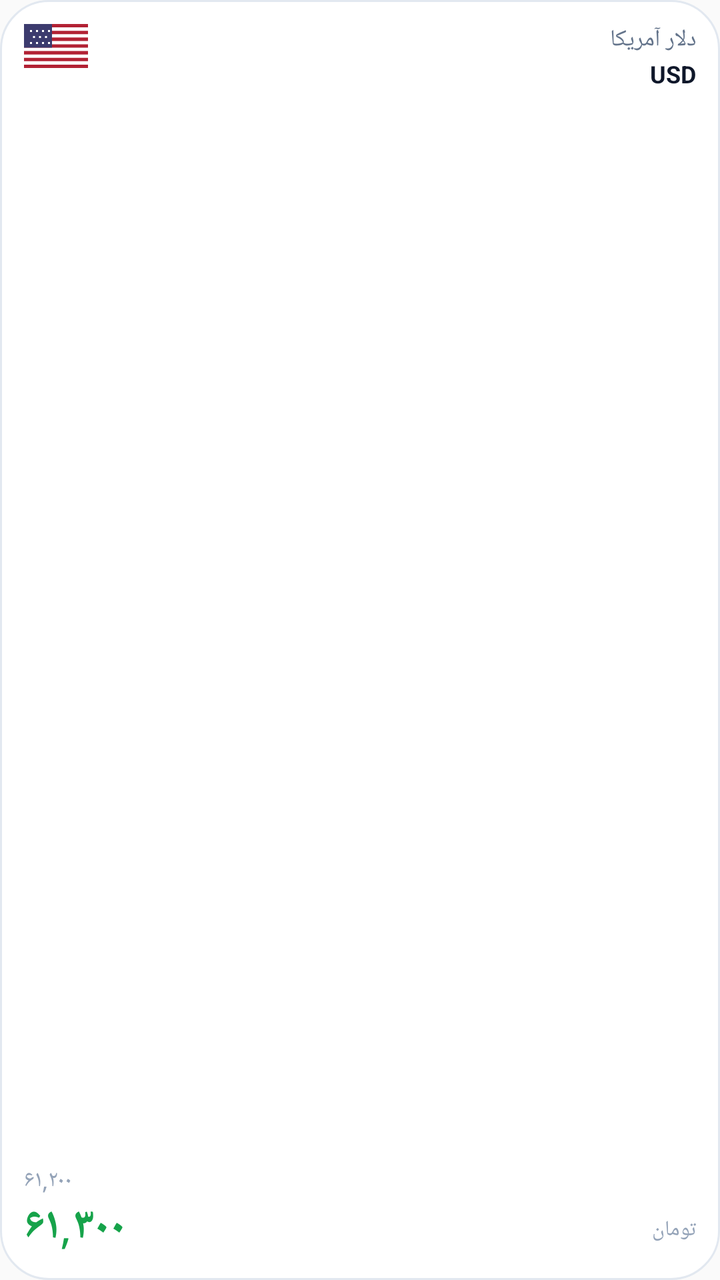
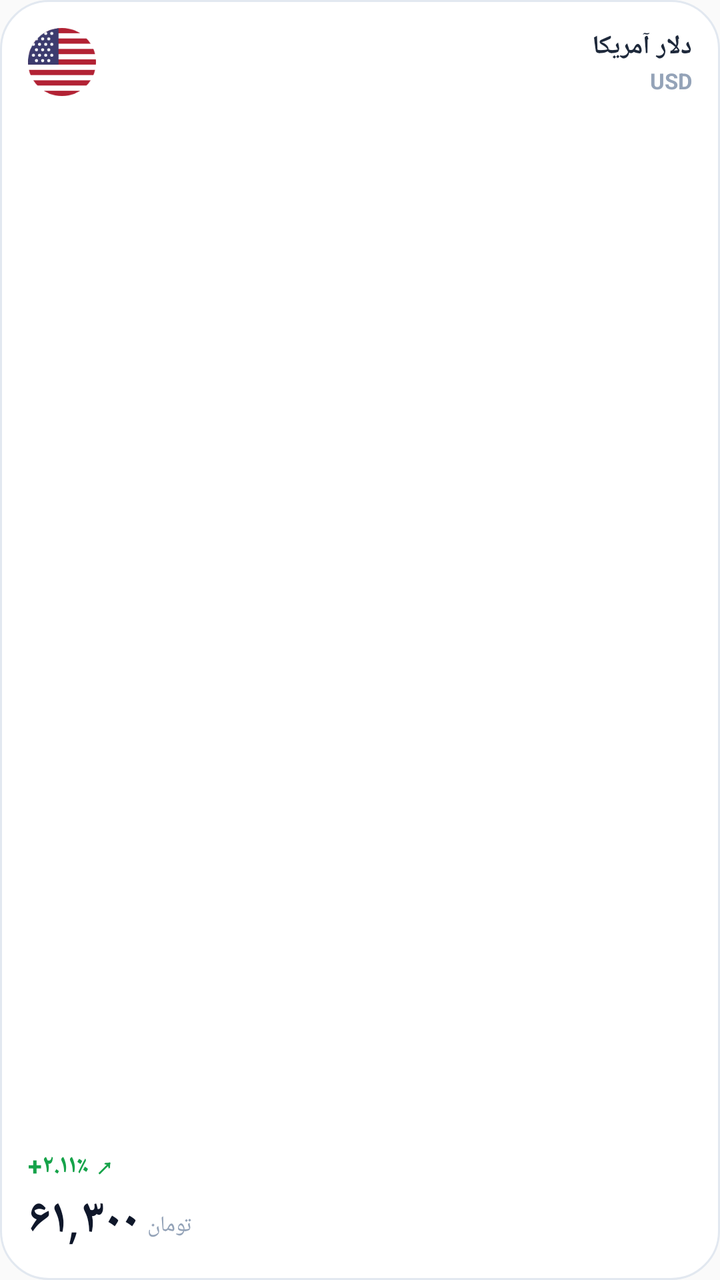

Before-and-after screenshots of an Android layout around one commit, followed by the original layout XML and the change that was made.
<!-- AndroidManifest.xml: application theme AppTheme -->
<!-- res/layout/widget_kgold.xml -->
<?xml version="1.0" encoding="utf-8"?>
<LinearLayout xmlns:android="http://schemas.android.com/apk/res/android"
    android:id="@+id/widget_root"
    android:layout_width="match_parent"
    android:layout_height="match_parent"
    android:background="@drawable/widget_bg_white"
    android:orientation="vertical"
    android:padding="12dp">

    
    <LinearLayout
        android:layout_width="match_parent"
        android:layout_height="wrap_content"
        android:gravity="top"
        android:orientation="horizontal">

        
        <ImageView
            android:id="@+id/widget_icon"
            android:layout_width="32dp"
            android:layout_height="22dp"
            android:scaleType="fitCenter"
            android:src="@drawable/widget_flag_usa" />

        
        <LinearLayout
            android:layout_width="0dp"
            android:layout_height="wrap_content"
            android:layout_marginStart="6dp"
            android:layout_weight="1"
            android:gravity="end|right"
            android:orientation="vertical">

            <TextView
                android:id="@+id/widget_name"
                android:layout_width="wrap_content"
                android:layout_height="wrap_content"
                android:ellipsize="end"
                android:maxLines="1"
                android:text="دلار آمریکا"
                android:textColor="#64748B"
                android:textSize="11.5sp" />

            <TextView
                android:id="@+id/widget_code"
                android:layout_width="wrap_content"
                android:layout_height="wrap_content"
                android:layout_marginTop="1dp"
                android:text="USD"
                android:textColor="#0F172A"
                android:textSize="12sp"
                android:textStyle="bold" />
        </LinearLayout>
    </LinearLayout>

    
    <View
        android:layout_width="match_parent"
        android:layout_height="0dp"
        android:layout_weight="1" />

    
    <LinearLayout
        android:layout_width="match_parent"
        android:layout_height="wrap_content"
        android:gravity="bottom"
        android:orientation="horizontal">

        <LinearLayout
            android:layout_width="0dp"
            android:layout_height="wrap_content"
            android:layout_weight="1"
            android:gravity="start|left"
            android:orientation="vertical">

            
            <TextView
                android:id="@+id/widget_prev_price"
                android:layout_width="wrap_content"
                android:layout_height="wrap_content"
                android:text="۶۱,۲۰۰"
                android:textColor="#94A3B8"
                android:textSize="11.5sp" />

            
            <TextView
                android:id="@+id/widget_price"
                android:layout_width="wrap_content"
                android:layout_height="wrap_content"
                android:includeFontPadding="false"
                android:text="۶۱,۳۰۰"
                android:textColor="#16A34A"
                android:textSize="22sp"
                android:textStyle="bold" />
        </LinearLayout>

        
        <TextView
            android:id="@+id/widget_unit"
            android:layout_width="wrap_content"
            android:layout_height="wrap_content"
            android:layout_gravity="bottom"
            android:layout_marginBottom="3dp"
            android:text="تومان"
            android:textColor="#94A3B8"
            android:textSize="10.5sp" />
    </LinearLayout>

</LinearLayout>
<!-- resources referenced by this layout -->
<resources>
  <!-- drawable widget_bg_white (drawable) -->
  <?xml version="1.0" encoding="utf-8"?>
  <shape xmlns:android="http://schemas.android.com/apk/res/android"
      android:shape="rectangle">
      <solid android:color="#FFFFFF" />
      <corners android:radius="24dp" />
      <stroke
          android:width="1dp"
          android:color="#E2E8F0" />
  </shape>
  <!-- drawable widget_flag_usa (drawable) -->
  <vector xmlns:android="http://schemas.android.com/apk/res/android"
      android:width="32dp"
      android:height="22dp"
      android:viewportWidth="32"
      android:viewportHeight="22">
      
      <path
          android:fillColor="#FFFFFF"
          android:pathData="M0,0h32v22h-32z" />
      
      <path
          android:fillColor="#B22234"
          android:pathData="M0,0h32v1.69h-32z M0,3.38h32v1.69h-32z M0,6.77h32v1.69h-32z M0,10.15h32v1.69h-32z M0,13.54h32v1.69h-32z M0,16.92h32v1.69h-32z M0,20.31h32v1.69h-32z" />
      
      <path
          android:fillColor="#3C3B6E"
          android:pathData="M0,0h14v11.85h-14z" />
      
      <path
          android:fillColor="#FFFFFF"
          android:pathData="M3,3h1v1h-1z M6,3h1v1h-1z M9,3h1v1h-1z M12,3h1v1h-1z M4.5,6h1v1h-1z M7.5,6h1v1h-1z M10.5,6h1v1h-1z M3,9h1v1h-1z M6,9h1v1h-1z M9,9h1v1h-1z M12,9h1v1h-1z" />
  </vector>
  <style name="AppTheme" parent="Theme.AppCompat.Light.DarkActionBar">
          
          <item name="colorPrimary">@color/colorPrimary</item>
          <item name="colorPrimaryDark">@color/colorPrimaryDark</item>
          <item name="colorAccent">@color/colorAccent</item>
      </style>
</resources>

<!-- the commit's change to res/layout/widget_kgold.xml (unified diff, before → after) -->
@@ -5,28 +5,28 @@
     android:layout_height="match_parent"
     android:background="@drawable/widget_bg_white"
     android:orientation="vertical"
-    android:padding="12dp">
+    android:padding="14dp">
 
     
     <LinearLayout
         android:layout_width="match_parent"
         android:layout_height="wrap_content"
-        android:gravity="top"
+        android:gravity="center_vertical"
         android:orientation="horizontal">
 
         
         <ImageView
             android:id="@+id/widget_icon"
-            android:layout_width="32dp"
-            android:layout_height="22dp"
+            android:layout_width="34dp"
+            android:layout_height="34dp"
             android:scaleType="fitCenter"
-            android:src="@drawable/widget_flag_usa" />
+            android:src="@drawable/widget_icon_usd" />
 
         
         <LinearLayout
             android:layout_width="0dp"
             android:layout_height="wrap_content"
-            android:layout_marginStart="6dp"
+            android:layout_marginStart="8dp"
             android:layout_weight="1"
             android:gravity="end|right"
             android:orientation="vertical">
@@ -38,8 +38,9 @@
                 android:ellipsize="end"
                 android:maxLines="1"
                 android:text="دلار آمریکا"
-                android:textColor="#64748B"
-                android:textSize="11.5sp" />
+                android:textColor="#1E293B"
+                android:textSize="13sp"
+                android:textStyle="bold" />
 
             <TextView
                 android:id="@+id/widget_code"
@@ -47,63 +48,64 @@
                 android:layout_height="wrap_content"
                 android:layout_marginTop="1dp"
                 android:text="USD"
-                android:textColor="#0F172A"
-                android:textSize="12sp"
+                android:textColor="#94A3B8"
+                android:textSize="11sp"
                 android:textStyle="bold" />
         </LinearLayout>
     </LinearLayout>
 
     
-    <View
+    <LinearLayout
         android:layout_width="match_parent"
         android:layout_height="0dp"
-        android:layout_weight="1" />
+        android:layout_weight="1"
+        android:orientation="vertical" />
 
     
     <LinearLayout
         android:layout_width="match_parent"
         android:layout_height="wrap_content"
         android:gravity="bottom"
-        android:orientation="horizontal">
+        android:orientation="vertical">
 
+        
+        <TextView
+            android:id="@+id/widget_change"
+            android:layout_width="wrap_content"
+            android:layout_height="wrap_content"
+            android:layout_marginBottom="2dp"
+            android:text="+۲.۱۱٪ ↗"
+            android:textColor="#16A34A"
+            android:textSize="12.5sp"
+            android:textStyle="bold" />
+
+        
         <LinearLayout
-            android:layout_width="0dp"
+            android:layout_width="match_parent"
             android:layout_height="wrap_content"
-            android:layout_weight="1"
-            android:gravity="start|left"
-            android:orientation="vertical">
+            android:gravity="bottom"
+            android:orientation="horizontal">
 
-            
-            <TextView
-                android:id="@+id/widget_prev_price"
-                android:layout_width="wrap_content"
-                android:layout_height="wrap_content"
-                android:text="۶۱,۲۰۰"
-                android:textColor="#94A3B8"
-                android:textSize="11.5sp" />
-
-            
             <TextView
                 android:id="@+id/widget_price"
                 android:layout_width="wrap_content"
                 android:layout_height="wrap_content"
                 android:includeFontPadding="false"
                 android:text="۶۱,۳۰۰"
-                android:textColor="#16A34A"
-                android:textSize="22sp"
+                android:textColor="#0F172A"
+                android:textSize="24sp"
                 android:textStyle="bold" />
+
+            <TextView
+                android:id="@+id/widget_unit"
+                android:layout_width="wrap_content"
+                android:layout_height="wrap_content"
+                android:layout_marginStart="4dp"
+                android:layout_marginBottom="2dp"
+                android:text="تومان"
+                android:textColor="#94A3B8"
+                android:textSize="11sp" />
         </LinearLayout>
-
-        
-        <TextView
-            android:id="@+id/widget_unit"
-            android:layout_width="wrap_content"
-            android:layout_height="wrap_content"
-            android:layout_gravity="bottom"
-            android:layout_marginBottom="3dp"
-            android:text="تومان"
-            android:textColor="#94A3B8"
-            android:textSize="10.5sp" />
     </LinearLayout>
 
 </LinearLayout>
<!-- resource entries referenced after the edit -->
@@ -10,29 +10,7 @@
           android:width="1dp"
           android:color="#E2E8F0" />
   </shape>
-  <!-- drawable widget_flag_usa (drawable) -->
-  <vector xmlns:android="http://schemas.android.com/apk/res/android"
-      android:width="32dp"
-      android:height="22dp"
-      android:viewportWidth="32"
-      android:viewportHeight="22">
-      
-      <path
-          android:fillColor="#FFFFFF"
-          android:pathData="M0,0h32v22h-32z" />
-      
-      <path
-          android:fillColor="#B22234"
-          android:pathData="M0,0h32v1.69h-32z M0,3.38h32v1.69h-32z M0,6.77h32v1.69h-32z M0,10.15h32v1.69h-32z M0,13.54h32v1.69h-32z M0,16.92h32v1.69h-32z M0,20.31h32v1.69h-32z" />
-      
-      <path
-          android:fillColor="#3C3B6E"
-          android:pathData="M0,0h14v11.85h-14z" />
-      
-      <path
-          android:fillColor="#FFFFFF"
-          android:pathData="M3,3h1v1h-1z M6,3h1v1h-1z M9,3h1v1h-1z M12,3h1v1h-1z M4.5,6h1v1h-1z M7.5,6h1v1h-1z M10.5,6h1v1h-1z M3,9h1v1h-1z M6,9h1v1h-1z M9,9h1v1h-1z M12,9h1v1h-1z" />
-  </vector>
+  <!-- drawable widget_icon_usd: png bitmap (drawable, 3740 bytes) -->
   <style name="AppTheme" parent="Theme.AppCompat.Light.DarkActionBar">
           
           <item name="colorPrimary">@color/colorPrimary</item>
